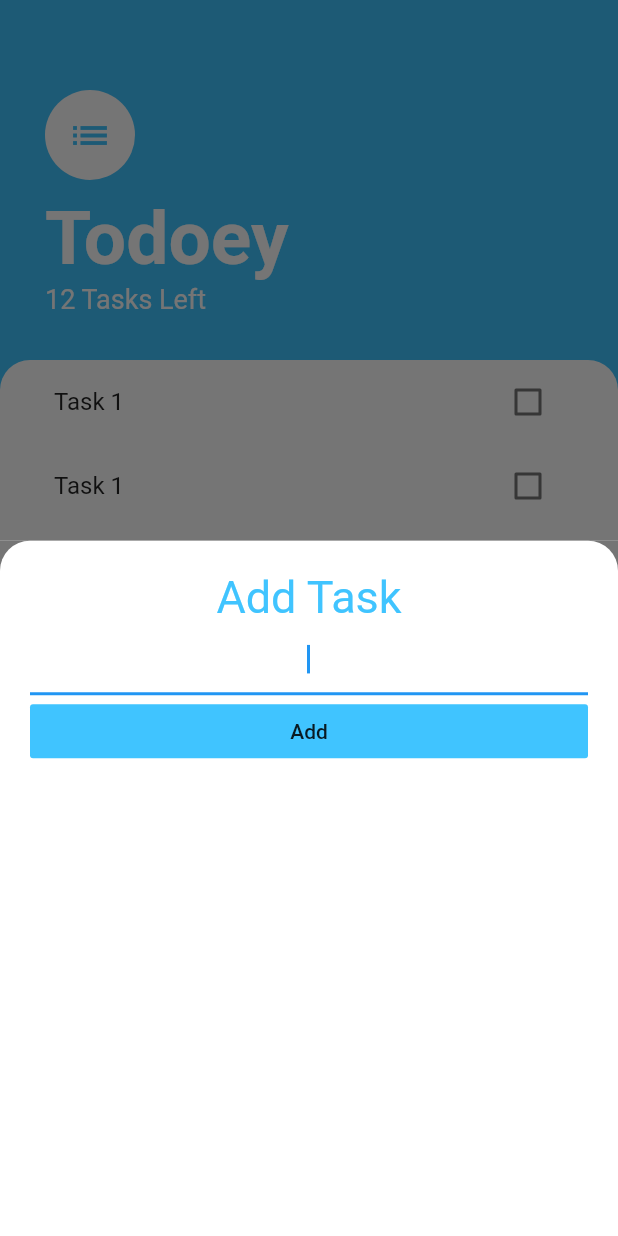
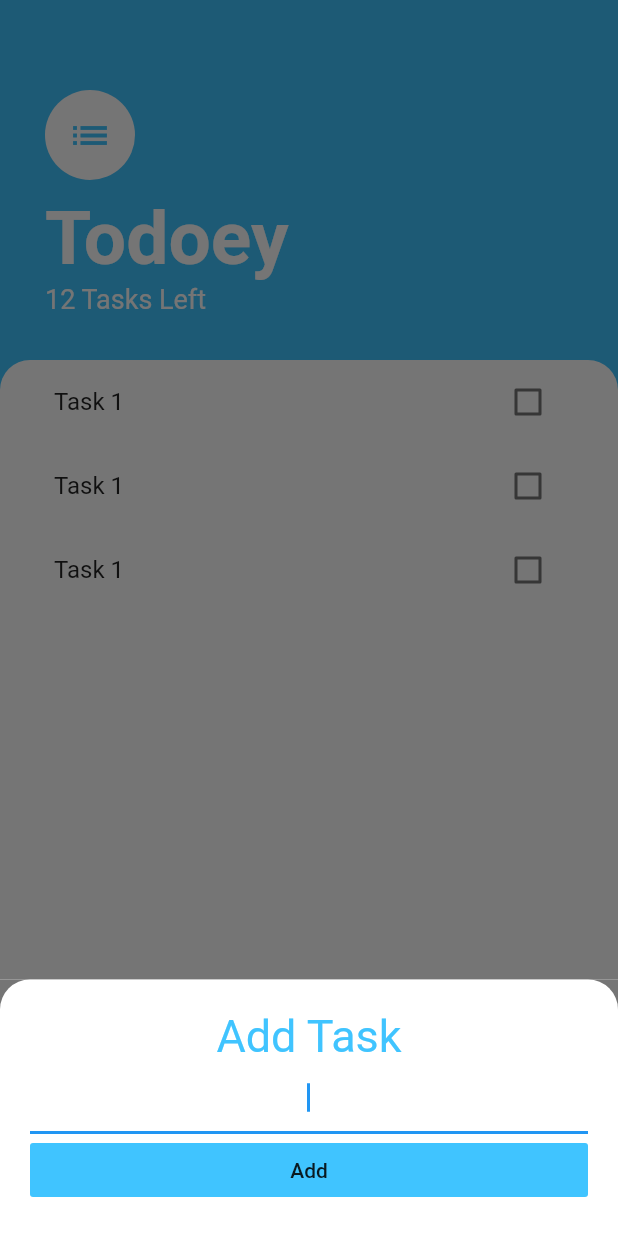
Before and after one commit to AK6263/todo_list_app, a Flutter app: the screen it shows after launch, after a tap on the "add" icon, on a phone screen of 412 x 824 dp. Run offline on Flutter 3.47's test engine with Material 2 defaults, Android fonts, the phone set to English and light mode, and no system bars.

```diff
--- a/lib/screens/tasks_screen.dart
+++ b/lib/screens/tasks_screen.dart
@@ -72,9 +72,16 @@ class TasksScreen extends StatelessWidget {
           // Slide in a Window form for new Task
           showModalBottomSheet(
             context: context,
-            builder: (BuildContext context) {
-              return AddTaskScreen();
-            },
+            // For Smaller Screen Size provides a scroll
+            isScrollControlled: true,
+            builder: (BuildContext context) => SingleChildScrollView(
+              child: Container(
+                padding: EdgeInsets.only(
+                  bottom: MediaQuery.of(context).viewInsets.bottom,
+                ),
+                child: AddTaskScreen(),
+              ),
+            ),
           );
         },
         backgroundColor: Colors.lightBlueAccent,
```
